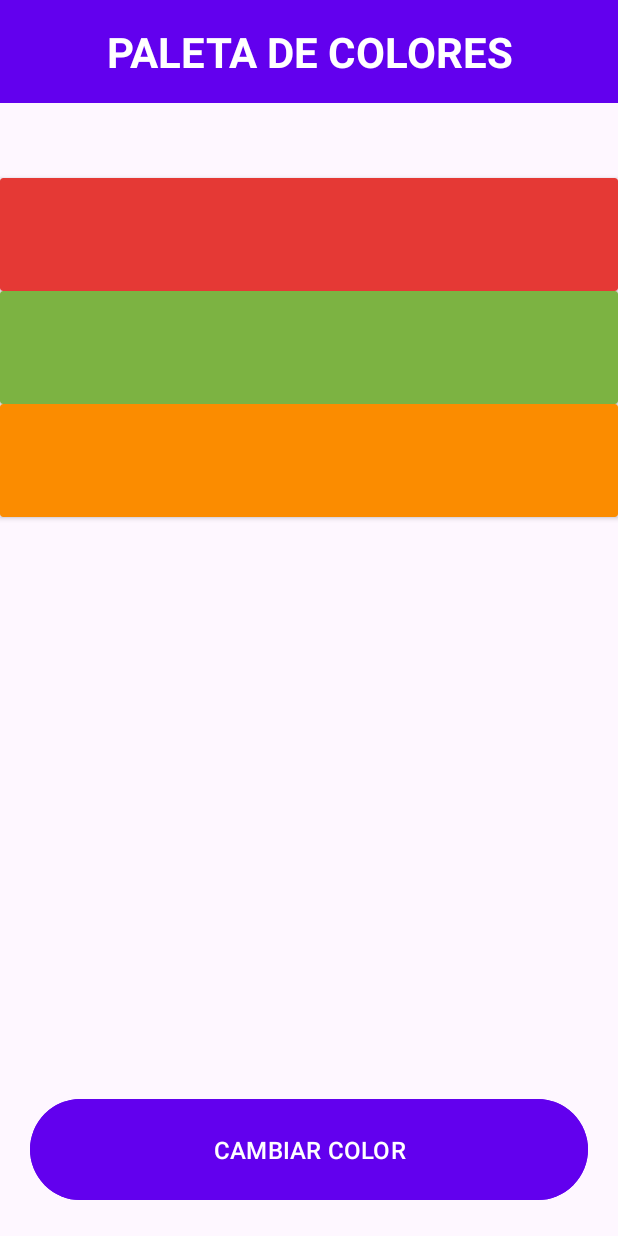
After one commit to csantamaria-losenlaces/pmdm, an Android app: the ColorMixerActivity screen opened directly, with no data from a screen before it, on a phone screen of 412 x 824 dp. The commit adds this screen. Run offline under Robolectric (Android 15) with nearby library versions, the phone set to English and light mode, and no system bars.

Commit message:
Empezado ejercicio de creación de subaplicación ColorMixer. Definida estructura básica del layout.

```diff
--- a/app/src/main/AndroidManifest.xml
+++ b/app/src/main/AndroidManifest.xml
@@ -12,6 +12,9 @@
         android:supportsRtl="true"
         android:theme="@style/Theme._20230926_AppMensajeria"
         tools:targetApi="31">
+        <activity
+            android:name="com.csantamaria.appConMenu.colorMixer.ColorMixerActivity"
+            android:exported="false" />
         <activity
             android:name="com.csantamaria.appConMenu.imcApp.ResultActivity"
             android:exported="true" />
@@ -41,9 +44,8 @@
             android:exported="true" />
         <activity
             android:name="com.csantamaria.appConMenu.boardGame.BoardGameActivity"
-            android:theme="@style/Theme.BoardgamesApp"
-            android:exported="false" />
-
+            android:exported="false"
+            android:theme="@style/Theme.BoardgamesApp" />
     </application>
 
 </manifest>
--- /dev/null
+++ b/app/src/main/java/com/csantamaria/appConMenu/colorMixer/ColorMixerActivity.kt
@@ -0,0 +1,12 @@
+package com.csantamaria.appConMenu.colorMixer
+
+import androidx.appcompat.app.AppCompatActivity
+import android.os.Bundle
+import com.example.appmensajeria.R
+
+class ColorMixerActivity : AppCompatActivity() {
+    override fun onCreate(savedInstanceState: Bundle?) {
+        super.onCreate(savedInstanceState)
+        setContentView(R.layout.activity_color_mixer)
+    }
+}
--- /dev/null
+++ b/app/src/main/res/layout/activity_color_mixer.xml
@@ -0,0 +1,62 @@
+<?xml version="1.0" encoding="utf-8"?>
+<androidx.constraintlayout.widget.ConstraintLayout xmlns:android="http://schemas.android.com/apk/res/android"
+    xmlns:app="http://schemas.android.com/apk/res-auto"
+    xmlns:tools="http://schemas.android.com/tools"
+    android:layout_width="match_parent"
+    android:layout_height="match_parent"
+    tools:context="com.csantamaria.appConMenu.colorMixer.ColorMixerActivity">
+
+    <TextView
+        android:id="@+id/tvTitle"
+        android:layout_width="match_parent"
+        android:layout_height="wrap_content"
+        android:layout_marginBottom="50dp"
+        android:background="@color/background_fab"
+        android:padding="15dp"
+        android:text="@string/colorPalette"
+        android:textAlignment="center"
+        android:textAllCaps="true"
+        android:textColor="@color/white"
+        android:textSize="28sp"
+        android:textStyle="bold"
+        app:layout_constraintBottom_toTopOf="@id/cvH1"
+        app:layout_constraintStart_toStartOf="parent" />
+
+    <androidx.cardview.widget.CardView
+        android:id="@+id/cvH1"
+        android:layout_width="match_parent"
+        android:layout_height="75dp"
+        android:backgroundTint="#E53935"
+        app:layout_constraintBottom_toTopOf="@id/cvH2"
+        app:layout_constraintStart_toStartOf="parent" />
+
+    <androidx.cardview.widget.CardView
+        android:id="@+id/cvH2"
+        android:layout_width="match_parent"
+        android:layout_height="75dp"
+        android:backgroundTint="#7CB342"
+        app:layout_constraintStart_toStartOf="parent"
+        app:layout_constraintTop_toBottomOf="@id/cvH1" />
+
+    <androidx.cardview.widget.CardView
+        android:id="@+id/cvH3"
+        android:layout_width="match_parent"
+        android:layout_height="75dp"
+        android:backgroundTint="#FB8C00"
+        app:layout_constraintStart_toStartOf="parent"
+        app:layout_constraintTop_toBottomOf="@id/cvH2" />
+
+    <Button
+        android:id="@+id/btnChangeColor"
+        android:layout_width="match_parent"
+        android:layout_height="75dp"
+        android:layout_margin="20dp"
+        android:backgroundTint="@color/background_fab"
+        android:text="@string/changeColor"
+        android:textAllCaps="true"
+        android:textSize="16sp"
+        app:layout_constraintBottom_toBottomOf="parent"
+        app:layout_constraintEnd_toEndOf="parent"
+        app:layout_constraintStart_toStartOf="parent" />
+
+</androidx.constraintlayout.widget.ConstraintLayout>
--- a/app/src/main/res/values/strings.xml
+++ b/app/src/main/res/values/strings.xml
@@ -70,4 +70,6 @@
     <string name="eurogames">Eurogames</string>
     <string name="living_card_games">Living Card Games</string>
     <string name="legacy">Legacy</string>
+    <string name="colorPalette">Paleta de colores</string>
+    <string name="changeColor">Cambiar color</string>
 </resources>
```
